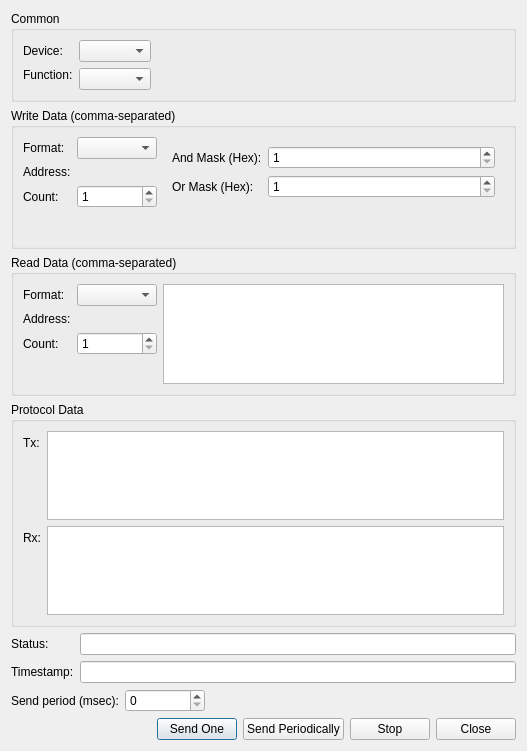
This is src/client/gui/sendmessage/client_sendmessageui.ui in serhmarch/ModbusTools as Qt 5 draws it before an edit. The edited form follows.
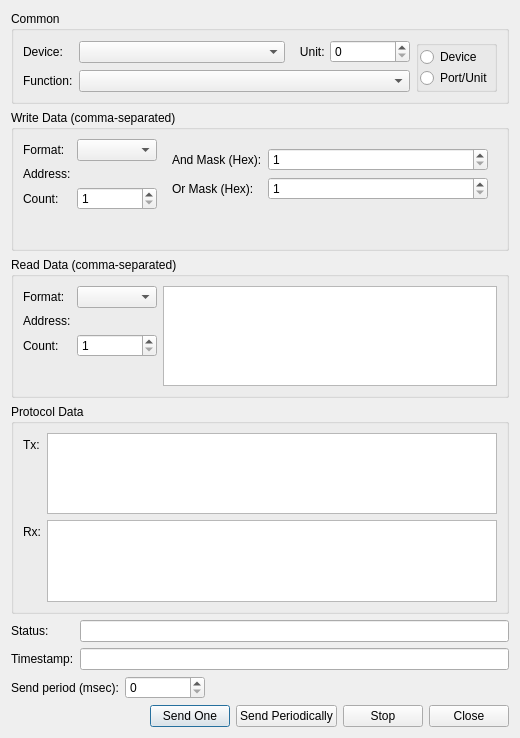
This is the edited form.

Commit message: Extended 'SendMessage' dialog

Diff of the .ui file:
```diff
--- a/src/client/gui/sendmessage/client_sendmessageui.ui
+++ b/src/client/gui/sendmessage/client_sendmessageui.ui
@@ -6,8 +6,8 @@
    <rect>
     <x>0</x>
     <y>0</y>
-    <width>527</width>
-    <height>751</height>
+    <width>520</width>
+    <height>738</height>
    </rect>
   </property>
   <property name="minimumSize">
@@ -25,40 +25,141 @@
      <property name="title">
       <string>Common</string>
      </property>
-     <layout class="QGridLayout" name="gridLayout" columnstretch="0,0,0,0">
-      <item row="1" column="0" colspan="2">
-       <widget class="QLabel" name="label_9">
-        <property name="text">
-         <string>Function:</string>
-        </property>
-       </widget>
+     <layout class="QHBoxLayout" name="horizontalLayout">
+      <item>
+       <layout class="QFormLayout" name="formLayout_4">
+        <item row="0" column="0">
+         <widget class="QLabel" name="lbSendTo">
+          <property name="text">
+           <string>Device:</string>
+          </property>
+         </widget>
+        </item>
+        <item row="0" column="1">
+         <widget class="QStackedWidget" name="swSendTo">
+          <property name="currentIndex">
+           <number>1</number>
+          </property>
+          <widget class="QWidget" name="pgDevice">
+           <layout class="QHBoxLayout" name="horizontalLayout_2" stretch="0">
+            <property name="spacing">
+             <number>0</number>
+            </property>
+            <property name="leftMargin">
+             <number>0</number>
+            </property>
+            <property name="topMargin">
+             <number>0</number>
+            </property>
+            <property name="rightMargin">
+             <number>0</number>
+            </property>
+            <property name="bottomMargin">
+             <number>0</number>
+            </property>
+            <item>
+             <widget class="QComboBox" name="cmbDevice"/>
+            </item>
+           </layout>
+          </widget>
+          <widget class="QWidget" name="pgPortUnit">
+           <layout class="QHBoxLayout" name="horizontalLayout_5" stretch="1,0,0">
+            <property name="spacing">
+             <number>5</number>
+            </property>
+            <property name="leftMargin">
+             <number>0</number>
+            </property>
+            <property name="topMargin">
+             <number>0</number>
+            </property>
+            <property name="rightMargin">
+             <number>0</number>
+            </property>
+            <property name="bottomMargin">
+             <number>0</number>
+            </property>
+            <item>
+             <widget class="QComboBox" name="cmbPort">
+              <property name="minimumSize">
+               <size>
+                <width>100</width>
+                <height>0</height>
+               </size>
+              </property>
+             </widget>
+            </item>
+            <item>
+             <widget class="QLabel" name="label_4">
+              <property name="text">
+               <string>   Unit:</string>
+              </property>
+             </widget>
+            </item>
+            <item>
+             <widget class="QSpinBox" name="spUnit">
+              <property name="minimumSize">
+               <size>
+                <width>80</width>
+                <height>0</height>
+               </size>
+              </property>
+             </widget>
+            </item>
+           </layout>
+          </widget>
+         </widget>
+        </item>
+        <item row="1" column="0">
+         <widget class="QLabel" name="label_9">
+          <property name="text">
+           <string>Function:</string>
+          </property>
+         </widget>
+        </item>
+        <item row="1" column="1">
+         <widget class="QComboBox" name="cmbFunction"/>
+        </item>
+       </layout>
       </item>
-      <item row="0" column="2">
-       <widget class="QComboBox" name="cmbDevice"/>
-      </item>
-      <item row="0" column="0">
-       <widget class="QLabel" name="label_8">
-        <property name="text">
-         <string>Device:</string>
+      <item>
+       <widget class="QGroupBox" name="grSendType">
+        <property name="title">
+         <string/>
         </property>
+        <layout class="QVBoxLayout" name="verticalLayout_3">
+         <property name="spacing">
+          <number>1</number>
+         </property>
+         <property name="leftMargin">
+          <number>1</number>
+         </property>
+         <property name="topMargin">
+          <number>1</number>
+         </property>
+         <property name="rightMargin">
+          <number>1</number>
+         </property>
+         <property name="bottomMargin">
+          <number>1</number>
+         </property>
+         <item>
+          <widget class="QRadioButton" name="rdDevice">
+           <property name="text">
+            <string>Device</string>
+           </property>
+          </widget>
+         </item>
+         <item>
+          <widget class="QRadioButton" name="rdPortUnit">
+           <property name="text">
+            <string>Port/Unit</string>
+           </property>
+          </widget>
+         </item>
+        </layout>
        </widget>
       </item>
-      <item row="1" column="2" rowspan="2">
-       <widget class="QComboBox" name="cmbFunction"/>
-      </item>
-      <item row="0" column="3">
-       <spacer name="horizontalSpacer_2">
-        <property name="orientation">
-         <enum>Qt::Horizontal</enum>
-        </property>
-        <property name="sizeHint" stdset="0">
-         <size>
-          <width>40</width>
-          <height>20</height>
-         </size>
-        </property>
-       </spacer>
-      </item>
      </layout>
     </widget>
    </item>
```
The commit also changes 20 other files.
